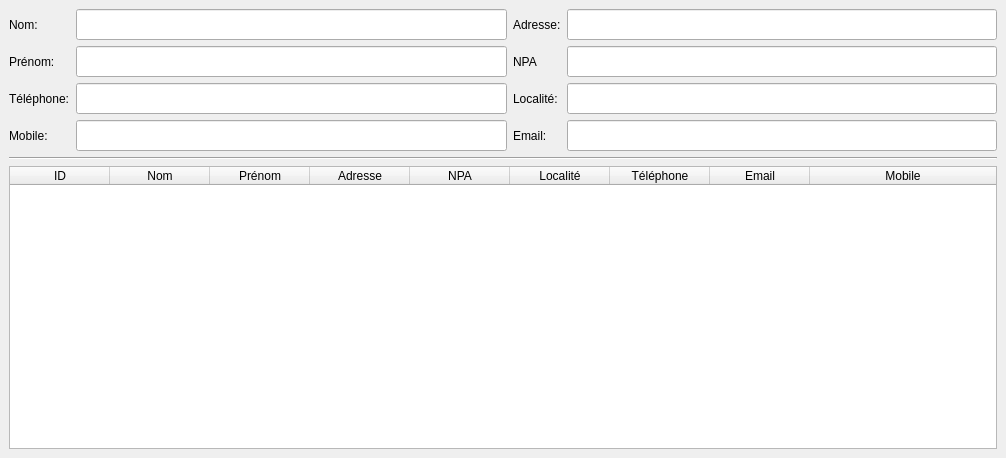
LPOdev/Sploks, file sploks/views/contract_form.ui: the form before one commit.
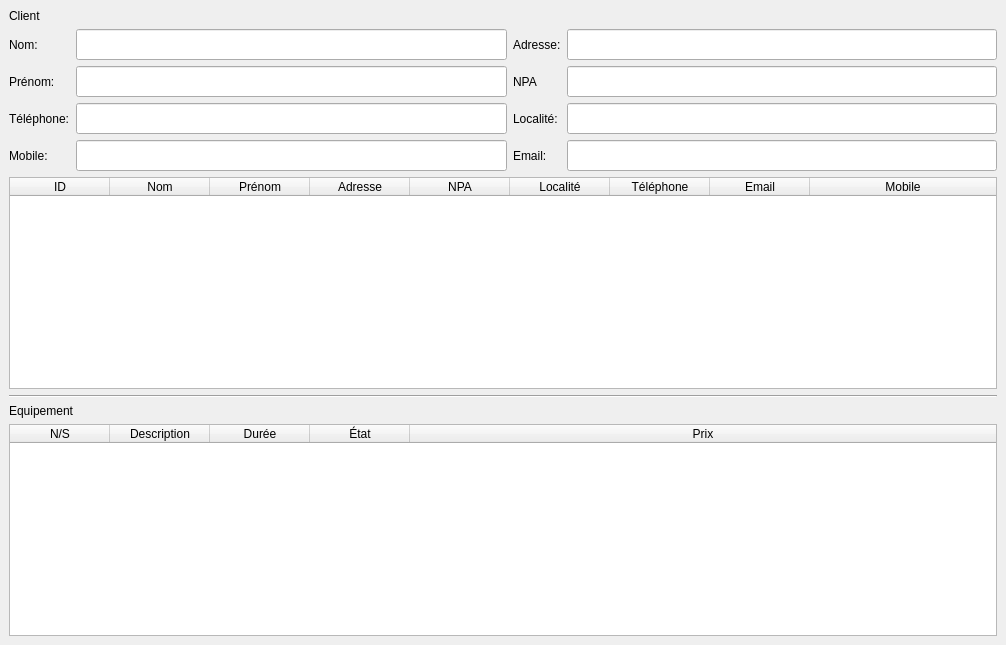
The form after the commit.

The edit to the form file:
```diff
--- a/sploks/views/contract_form.ui
+++ b/sploks/views/contract_form.ui
@@ -10,7 +10,7 @@
     <x>0</x>
     <y>0</y>
     <width>1006</width>
-    <height>458</height>
+    <height>645</height>
    </rect>
   </property>
   <property name="minimumSize">
@@ -21,187 +21,28 @@
   </property>
   <property name="maximumSize">
    <size>
-    <width>1006</width>
-    <height>458</height>
+    <width>2000</width>
+    <height>2000</height>
    </size>
   </property>
   <property name="windowTitle">
    <string>Formulaire de contrat</string>
   </property>
   <widget class="QWidget" name="centralwidget">
-   <layout class="QGridLayout" name="gridLayout">
-    <item row="2" column="0" colspan="4">
-     <widget class="QTableWidget" name="customers_table">
-      <property name="editTriggers">
-       <set>QAbstractItemView::NoEditTriggers</set>
-      </property>
-      <property name="tabKeyNavigation">
-       <bool>false</bool>
-      </property>
-      <property name="showDropIndicator" stdset="0">
-       <bool>false</bool>
-      </property>
-      <property name="dragDropOverwriteMode">
-       <bool>false</bool>
-      </property>
-      <property name="alternatingRowColors">
-       <bool>true</bool>
-      </property>
-      <property name="selectionMode">
-       <enum>QAbstractItemView::SingleSelection</enum>
-      </property>
-      <property name="selectionBehavior">
-       <enum>QAbstractItemView::SelectRows</enum>
-      </property>
-      <property name="sortingEnabled">
-       <bool>true</bool>
-      </property>
-      <attribute name="horizontalHeaderStretchLastSection">
-       <bool>true</bool>
-      </attribute>
-      <attribute name="verticalHeaderVisible">
-       <bool>false</bool>
-      </attribute>
-      <column>
-       <property name="text">
-        <string>ID</string>
-       </property>
-      </column>
-      <column>
-       <property name="text">
-        <string>Nom</string>
-       </property>
-      </column>
-      <column>
-       <property name="text">
-        <string>Prénom</string>
-       </property>
-      </column>
-      <column>
-       <property name="text">
-        <string>Adresse</string>
-       </property>
-      </column>
-      <column>
-       <property name="text">
-        <string>NPA</string>
-       </property>
-      </column>
-      <column>
-       <property name="text">
-        <string>Localité</string>
-       </property>
-      </column>
-      <column>
-       <property name="text">
-        <string>Téléphone</string>
-       </property>
-      </column>
-      <column>
-       <property name="text">
-        <string>Email</string>
-       </property>
-      </column>
-      <column>
-       <property name="text">
-        <string>Mobile</string>
-       </property>
-      </column>
-     </widget>
-    </item>
-    <item row="0" column="3">
-     <layout class="QVBoxLayout" name="verticalLayout_4">
+   <layout class="QVBoxLayout" name="verticalLayout_5">
       <item>
-       <widget class="QLineEdit" name="lbl_address">
-        <property name="font">
-         <font>
-          <family>Arial</family>
-          <pointsize>14</pointsize>
-          <weight>10</weight>
-          <italic>false</italic>
-          <bold>false</bold>
-         </font>
-        </property>
+     <widget class="QLabel" name="label_20">
         <property name="styleSheet">
-         <string notr="true">font: 87 14pt &quot;Arial&quot;;</string>
+       <string notr="true">font: 87 20pt &quot;Arial Black&quot;;</string>
         </property>
         <property name="text">
-         <string/>
-        </property>
-        <property name="readOnly">
-         <bool>false</bool>
-        </property>
+       <string>Client</string>
+      </property>
        </widget>
       </item>
       <item>
-       <widget class="QLineEdit" name="lbl_npa">
-        <property name="font">
-         <font>
-          <family>Arial</family>
-          <pointsize>14</pointsize>
-          <weight>10</weight>
-          <italic>false</italic>
-          <bold>false</bold>
-         </font>
-        </property>
-        <property name="styleSheet">
-         <string notr="true">font: 87 14pt &quot;Arial&quot;;</string>
-        </property>
-        <property name="text">
-         <string/>
-        </property>
-        <property name="readOnly">
-         <bool>false</bool>
-        </property>
-       </widget>
-      </item>
+     <layout class="QHBoxLayout" name="horizontalLayout">
       <item>
-       <widget class="QLineEdit" name="lbl_town">
-        <property name="font">
-         <font>
-          <family>Arial</family>
-          <pointsize>14</pointsize>
-          <weight>10</weight>
-          <italic>false</italic>
-          <bold>false</bold>
-         </font>
-        </property>
-        <property name="styleSheet">
-         <string notr="true">font: 87 14pt &quot;Arial&quot;;</string>
-        </property>
-        <property name="text">
-         <string/>
-        </property>
-        <property name="readOnly">
-         <bool>false</bool>
-        </property>
-       </widget>
-      </item>
-      <item>
-       <widget class="QLineEdit" name="lbl_email">
-        <property name="font">
-         <font>
-          <family>Arial</family>
-          <pointsize>14</pointsize>
-          <weight>10</weight>
-          <italic>false</italic>
-          <bold>false</bold>
-         </font>
-        </property>
-        <property name="styleSheet">
-         <string notr="true">font: 87 14pt &quot;Arial&quot;;</string>
-        </property>
-        <property name="text">
-         <string/>
-        </property>
-        <property name="readOnly">
-         <bool>false</bool>
-        </property>
-       </widget>
-      </item>
-     </layout>
-    </item>
-    <item row="0" column="0">
      <layout class="QVBoxLayout" name="verticalLayout">
       <item>
        <widget class="QLabel" name="label_12">
@@ -245,7 +86,7 @@
       </item>
      </layout>
     </item>
-    <item row="0" column="1">
+      <item>
      <layout class="QVBoxLayout" name="verticalLayout_3">
       <item>
        <widget class="QLineEdit" name="lbl_name">
@@ -337,7 +178,7 @@
       </item>
      </layout>
     </item>
-    <item row="0" column="2">
+      <item>
      <layout class="QVBoxLayout" name="verticalLayout_2">
       <item>
        <widget class="QLabel" name="label_14">
@@ -381,13 +222,264 @@
       </item>
      </layout>
     </item>
-    <item row="1" column="0" colspan="4">
+      <item>
+       <layout class="QVBoxLayout" name="verticalLayout_4">
+        <item>
+         <widget class="QLineEdit" name="lbl_address">
+          <property name="font">
+           <font>
+            <family>Arial</family>
+            <pointsize>14</pointsize>
+            <weight>10</weight>
+            <italic>false</italic>
+            <bold>false</bold>
+           </font>
+          </property>
+          <property name="styleSheet">
+           <string notr="true">font: 87 14pt &quot;Arial&quot;;</string>
+          </property>
+          <property name="text">
+           <string/>
+          </property>
+          <property name="readOnly">
+           <bool>false</bool>
+          </property>
+         </widget>
+        </item>
+        <item>
+         <widget class="QLineEdit" name="lbl_npa">
+          <property name="font">
+           <font>
+            <family>Arial</family>
+            <pointsize>14</pointsize>
+            <weight>10</weight>
+            <italic>false</italic>
+            <bold>false</bold>
+           </font>
+          </property>
+          <property name="styleSheet">
+           <string notr="true">font: 87 14pt &quot;Arial&quot;;</string>
+          </property>
+          <property name="text">
+           <string/>
+          </property>
+          <property name="readOnly">
+           <bool>false</bool>
+          </property>
+         </widget>
+        </item>
+        <item>
+         <widget class="QLineEdit" name="lbl_town">
+          <property name="font">
+           <font>
+            <family>Arial</family>
+            <pointsize>14</pointsize>
+            <weight>10</weight>
+            <italic>false</italic>
+            <bold>false</bold>
+           </font>
+          </property>
+          <property name="styleSheet">
+           <string notr="true">font: 87 14pt &quot;Arial&quot;;</string>
+          </property>
+          <property name="text">
+           <string/>
+          </property>
+          <property name="readOnly">
+           <bool>false</bool>
+          </property>
+         </widget>
+        </item>
+        <item>
+         <widget class="QLineEdit" name="lbl_email">
+          <property name="font">
+           <font>
+            <family>Arial</family>
+            <pointsize>14</pointsize>
+            <weight>10</weight>
+            <italic>false</italic>
+            <bold>false</bold>
+           </font>
+          </property>
+          <property name="styleSheet">
+           <string notr="true">font: 87 14pt &quot;Arial&quot;;</string>
+          </property>
+          <property name="text">
+           <string/>
+          </property>
+          <property name="readOnly">
+           <bool>false</bool>
+          </property>
+         </widget>
+        </item>
+       </layout>
+      </item>
+     </layout>
+    </item>
+    <item>
+     <widget class="QTableWidget" name="customers_table">
+      <property name="editTriggers">
+       <set>QAbstractItemView::NoEditTriggers</set>
+      </property>
+      <property name="tabKeyNavigation">
+       <bool>false</bool>
+      </property>
+      <property name="showDropIndicator" stdset="0">
+       <bool>false</bool>
+      </property>
+      <property name="dragDropOverwriteMode">
+       <bool>false</bool>
+      </property>
+      <property name="alternatingRowColors">
+       <bool>true</bool>
+      </property>
+      <property name="selectionMode">
+       <enum>QAbstractItemView::SingleSelection</enum>
+      </property>
+      <property name="selectionBehavior">
+       <enum>QAbstractItemView::SelectRows</enum>
+      </property>
+      <property name="sortingEnabled">
+       <bool>true</bool>
+      </property>
+      <attribute name="horizontalHeaderStretchLastSection">
+       <bool>true</bool>
+      </attribute>
+      <attribute name="verticalHeaderVisible">
+       <bool>false</bool>
+      </attribute>
+      <attribute name="verticalHeaderCascadingSectionResizes">
+       <bool>false</bool>
+      </attribute>
+      <column>
+       <property name="text">
+        <string>ID</string>
+       </property>
+      </column>
+      <column>
+       <property name="text">
+        <string>Nom</string>
+       </property>
+      </column>
+      <column>
+       <property name="text">
+        <string>Prénom</string>
+       </property>
+      </column>
+      <column>
+       <property name="text">
+        <string>Adresse</string>
+       </property>
+      </column>
+      <column>
+       <property name="text">
+        <string>NPA</string>
+       </property>
+      </column>
+      <column>
+       <property name="text">
+        <string>Localité</string>
+       </property>
+      </column>
+      <column>
+       <property name="text">
+        <string>Téléphone</string>
+       </property>
+      </column>
+      <column>
+       <property name="text">
+        <string>Email</string>
+       </property>
+      </column>
+      <column>
+       <property name="text">
+        <string>Mobile</string>
+       </property>
+      </column>
+     </widget>
+    </item>
+    <item>
      <widget class="Line" name="line">
       <property name="orientation">
        <enum>Qt::Horizontal</enum>
       </property>
      </widget>
     </item>
+    <item>
+     <widget class="QLabel" name="label_21">
+      <property name="styleSheet">
+       <string notr="true">font: 87 20pt &quot;Arial Black&quot;;</string>
+      </property>
+      <property name="text">
+       <string>Equipement</string>
+      </property>
+     </widget>
+    </item>
+    <item>
+     <widget class="QTableWidget" name="equipement_table">
+      <property name="sizeAdjustPolicy">
+       <enum>QAbstractScrollArea::AdjustToContentsOnFirstShow</enum>
+      </property>
+      <property name="editTriggers">
+       <set>QAbstractItemView::NoEditTriggers</set>
+      </property>
+      <property name="tabKeyNavigation">
+       <bool>false</bool>
+      </property>
+      <property name="showDropIndicator" stdset="0">
+       <bool>false</bool>
+      </property>
+      <property name="dragDropOverwriteMode">
+       <bool>false</bool>
+      </property>
+      <property name="alternatingRowColors">
+       <bool>true</bool>
+      </property>
+      <property name="selectionMode">
+       <enum>QAbstractItemView::SingleSelection</enum>
+      </property>
+      <property name="selectionBehavior">
+       <enum>QAbstractItemView::SelectRows</enum>
+      </property>
+      <property name="sortingEnabled">
+       <bool>false</bool>
+      </property>
+      <attribute name="horizontalHeaderStretchLastSection">
+       <bool>true</bool>
+      </attribute>
+      <attribute name="verticalHeaderVisible">
+       <bool>false</bool>
+      </attribute>
+      <attribute name="verticalHeaderCascadingSectionResizes">
+       <bool>false</bool>
+      </attribute>
+      <column>
+       <property name="text">
+        <string>N/S</string>
+       </property>
+      </column>
+      <column>
+       <property name="text">
+        <string>Description</string>
+       </property>
+      </column>
+      <column>
+       <property name="text">
+        <string>Durée</string>
+       </property>
+      </column>
+      <column>
+       <property name="text">
+        <string>État</string>
+       </property>
+      </column>
+      <column>
+       <property name="text">
+        <string>Prix</string>
+       </property>
+      </column>
+     </widget>
+    </item>
    </layout>
   </widget>
  </widget>
```
Left out of the diff: 1 changed line with no effect on the pictures. Lines whose indentation alone changed are shown as unchanged.
